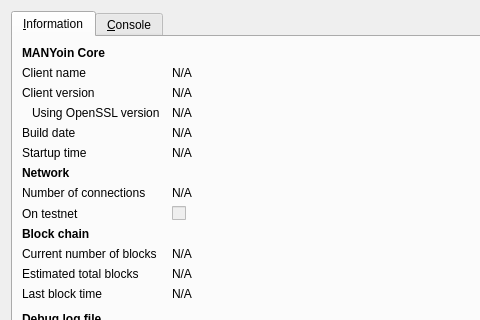
This is src/qt/forms/rpcconsole.ui in ScatterBox/ManyCoin as Qt 5 draws it before an edit; both pictures show x 0 to 480 and y 0 to 320 of the 740 by 450 pixel window. The edited form follows.
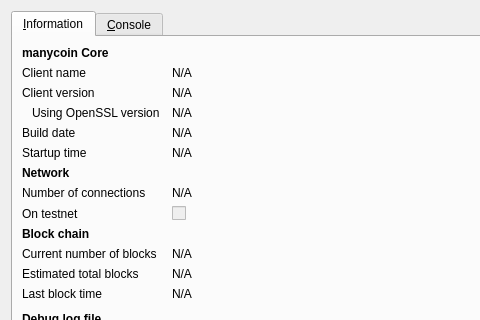
This is the edited form. Icons and pictures are not drawn.

```diff
--- a/src/qt/forms/rpcconsole.ui
+++ b/src/qt/forms/rpcconsole.ui
@@ -36,7 +36,7 @@
           </font>
          </property>
          <property name="text">
-          <string>MANYoin Core</string>
+          <string>manycoin Core</string>
          </property>
         </widget>
        </item>
```
Left out of the diff: 6 changed lines with no effect on the pictures.
